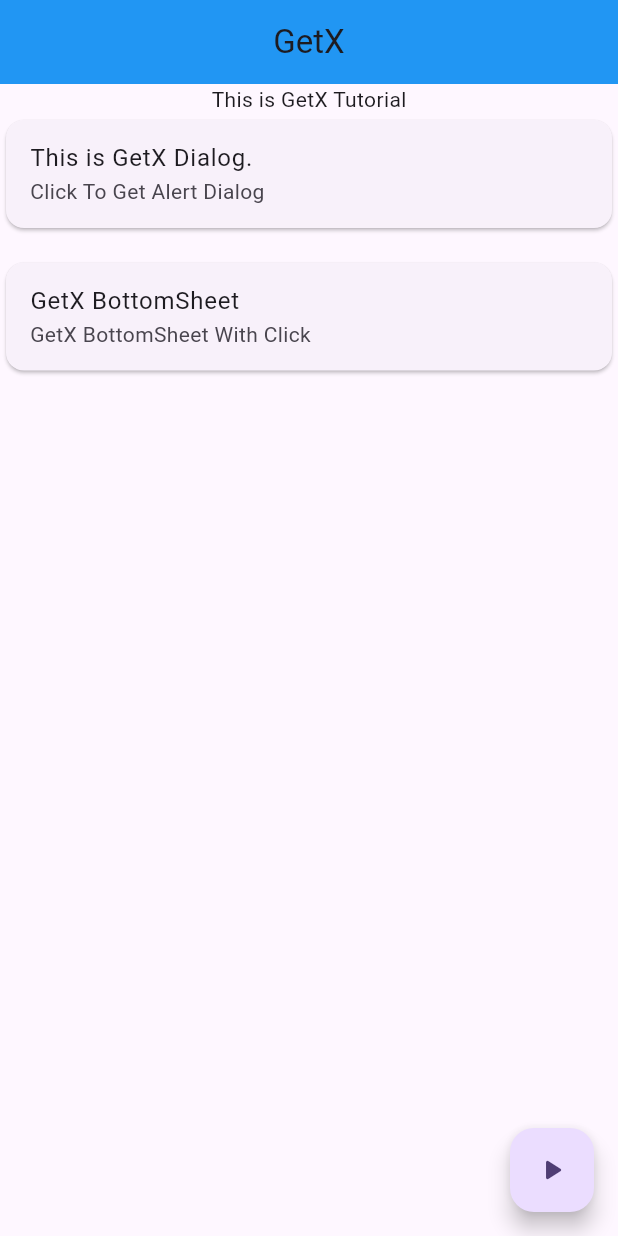
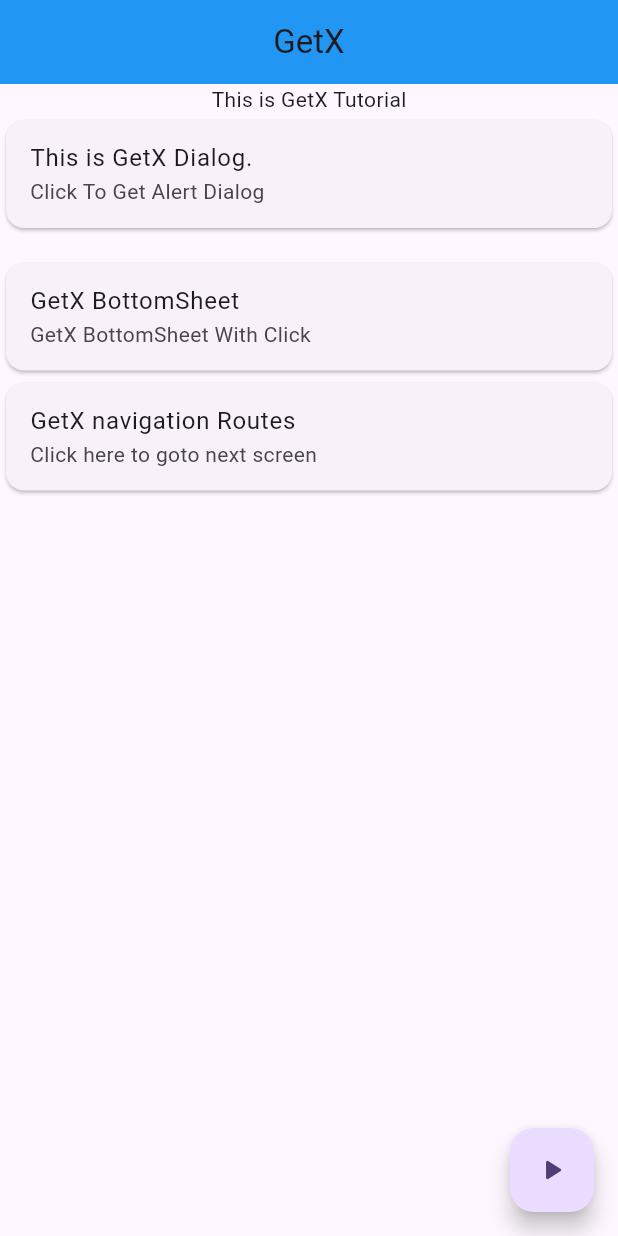
Before and after one commit to rn-byte/State_management, a Flutter app: the screen it shows after launch, on a phone screen of 412 x 824 dp. Run offline on Flutter 3.47's test engine with Material 3 defaults, Android fonts, the phone set to English and light mode, and no system bars; our stand-ins replace get.

Commit message:
Flutter GetX Navigation and GetX Routes added

```diff
--- a/getx_st_mgmt/lib/Views/home_view.dart
+++ b/getx_st_mgmt/lib/Views/home_view.dart
@@ -86,7 +86,24 @@ class _HomeViewState extends State<HomeView> {
                         ],
                       ),
                     ));
+                  }),
+            ),
+            Card(
+              child: ListTile(
+                onTap: () {
+                  // Navigator.push(
+                  //     context,
+                  //     MaterialPageRoute(
+                  //       builder: (context) => const ScreenOne(),
+                  //     ));
+
+                  //Get.to(const ScreenOne());
+
+                  //Routes
+                  Get.toNamed('/ScreenOne');
                 },
+                title: const Text('GetX navigation Routes'),
+                subtitle: const Text('Click here to goto next screen'),
               ),
             )
           ],
--- a/getx_st_mgmt/lib/main.dart
+++ b/getx_st_mgmt/lib/main.dart
@@ -1,5 +1,7 @@
 import 'package:flutter/material.dart';
 import 'package:get/get.dart';
+import 'package:getx_st_mgmt/Views/screen_one.dart';
+import 'package:getx_st_mgmt/Views/screen_two.dart';
 import 'Views/home_view.dart';
 
 void main() {
@@ -24,6 +26,11 @@ class MyApp extends StatelessWidget {
         useMaterial3: true,
       ),
       home: const HomeView(),
+      getPages: [
+        GetPage(name: '/', page: () => const HomeView()),
+        GetPage(name: '/ScreenOne', page: () => const ScreenOne()),
+        GetPage(name: '/ScreenTwo', page: () => ScreenTwo()),
+      ],
     );
   }
 }
```
Also changed, not shown: getx_st_mgmt/lib/Views/screen_one.dart (added, +44 -0 lines), getx_st_mgmt/lib/Views/screen_two.dart (added, +42 -0 lines). Lines whose indentation alone changed are shown as unchanged.
